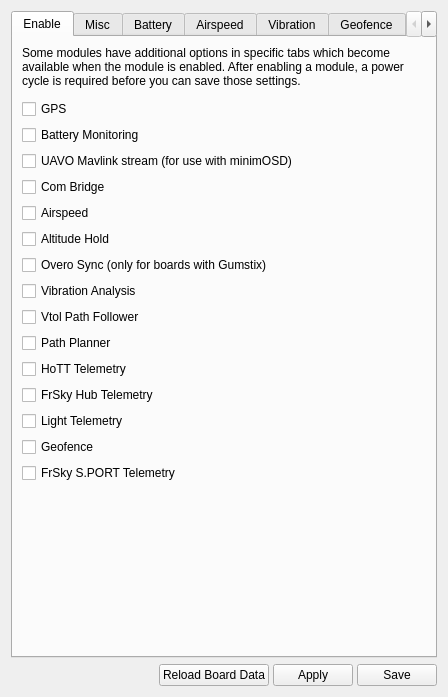
This is ground/gcs/src/plugins/config/modules.ui in TauLabs/TauLabs as Qt 5 draws it before an edit. The edited form follows.
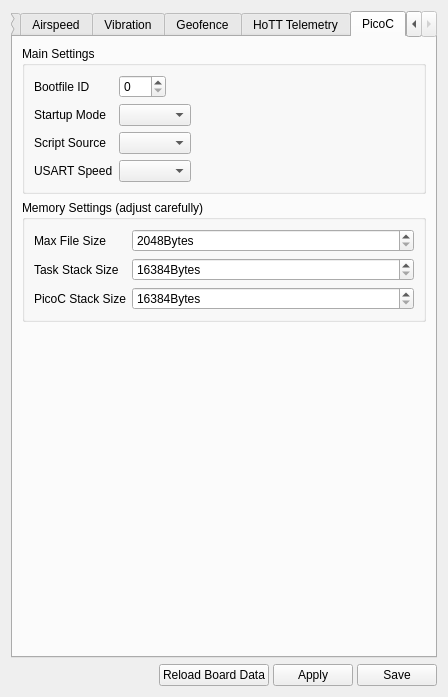
This is the edited form. The open tabs and pages were chosen to show the change. Icons and pictures are not drawn.

Commit message:
picoC: add property page to modules configuration
First working version of property page for picoC settings.

The edit to the form file:
```diff
--- a/ground/gcs/src/plugins/config/modules.ui
+++ b/ground/gcs/src/plugins/config/modules.ui
@@ -2705,6 +2705,151 @@
        </item>
       </layout>
      </widget>
+     <widget class="QWidget" name="tabPicoC">
+      <attribute name="title">
+       <string>PicoC</string>
+      </attribute>
+      <layout class="QVBoxLayout" name="verticalLayout_10">
+       <item>
+        <widget class="QGroupBox" name="gb_picocMain">
+         <property name="title">
+          <string>Main Settings</string>
+         </property>
+         <layout class="QFormLayout" name="formLayout_10">
+          <property name="fieldGrowthPolicy">
+           <enum>QFormLayout::FieldsStayAtSizeHint</enum>
+          </property>
+          <item row="0" column="0">
+           <widget class="QLabel" name="label_17">
+            <property name="text">
+             <string>Bootfile ID</string>
+            </property>
+           </widget>
+          </item>
+          <item row="0" column="1">
+           <widget class="QSpinBox" name="sb_picocBootFileID">
+            <property name="maximum">
+             <number>255</number>
+            </property>
+           </widget>
+          </item>
+          <item row="1" column="0">
+           <widget class="QLabel" name="label_27">
+            <property name="text">
+             <string>Startup Mode</string>
+            </property>
+           </widget>
+          </item>
+          <item row="1" column="1">
+           <widget class="QComboBox" name="cb_picocStartup"/>
+          </item>
+          <item row="2" column="0">
+           <widget class="QLabel" name="label_29">
+            <property name="text">
+             <string>Script Source</string>
+            </property>
+           </widget>
+          </item>
+          <item row="2" column="1">
+           <widget class="QComboBox" name="cb_picocSource"/>
+          </item>
+          <item row="3" column="0">
+           <widget class="QLabel" name="label_30">
+            <property name="text">
+             <string>USART Speed</string>
+            </property>
+           </widget>
+          </item>
+          <item row="3" column="1">
+           <widget class="QComboBox" name="cb_picocComSpeed"/>
+          </item>
+         </layout>
+        </widget>
+       </item>
+       <item>
+        <widget class="QGroupBox" name="gb_picocMemory">
+         <property name="title">
+          <string>Memory Settings (adjust carefully)</string>
+         </property>
+         <layout class="QFormLayout" name="formLayout_11">
+          <item row="0" column="0">
+           <widget class="QLabel" name="label_18">
+            <property name="text">
+             <string>Max File Size</string>
+            </property>
+           </widget>
+          </item>
+          <item row="0" column="1">
+           <widget class="QSpinBox" name="sb_picocMaxFileSize">
+            <property name="suffix">
+             <string>Bytes</string>
+            </property>
+            <property name="minimum">
+             <number>2048</number>
+            </property>
+            <property name="maximum">
+             <number>131072</number>
+            </property>
+           </widget>
+          </item>
+          <item row="1" column="0">
+           <widget class="QLabel" name="label_19">
+            <property name="text">
+             <string>Task Stack Size</string>
+            </property>
+           </widget>
+          </item>
+          <item row="1" column="1">
+           <widget class="QSpinBox" name="sb_picocTaskStackSize">
+            <property name="suffix">
+             <string>Bytes</string>
+            </property>
+            <property name="minimum">
+             <number>16384</number>
+            </property>
+            <property name="maximum">
+             <number>131072</number>
+            </property>
+           </widget>
+          </item>
+          <item row="2" column="0">
+           <widget class="QLabel" name="label_26">
+            <property name="text">
+             <string>PicoC Stack Size</string>
+            </property>
+           </widget>
+          </item>
+          <item row="2" column="1">
+           <widget class="QSpinBox" name="sb_picocPicoCStackSize">
+            <property name="suffix">
+             <string>Bytes</string>
+            </property>
+            <property name="minimum">
+             <number>16384</number>
+            </property>
+            <property name="maximum">
+             <number>131072</number>
+            </property>
+           </widget>
+          </item>
+         </layout>
+        </widget>
+       </item>
+       <item>
+        <spacer name="verticalSpacer_7">
+         <property name="orientation">
+          <enum>Qt::Vertical</enum>
+         </property>
+         <property name="sizeHint" stdset="0">
+          <size>
+           <width>20</width>
+           <height>40</height>
+          </size>
+         </property>
+        </spacer>
+       </item>
+      </layout>
+     </widget>
     </widget>
    </item>
    <item>
```
Left out of the diff: 10 changed lines with no effect on the pictures. The commit also changes 2 other files.
